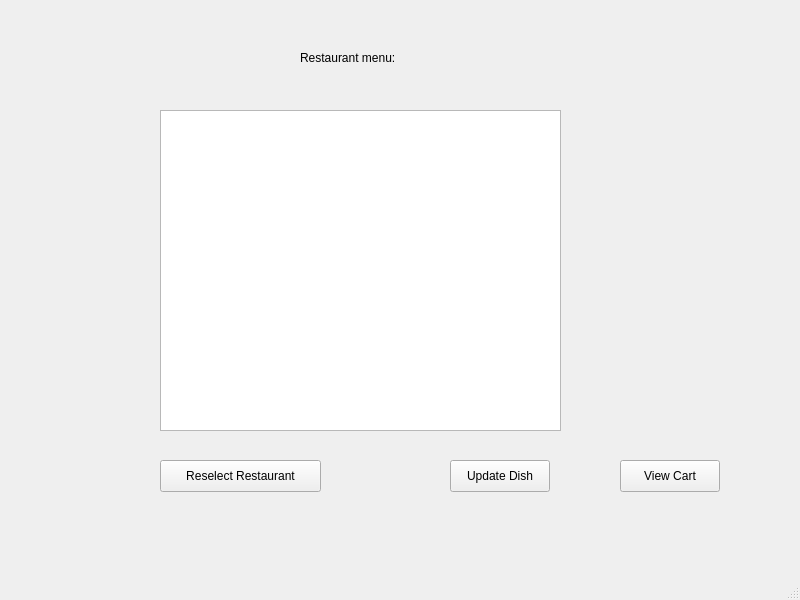
xyang2316/OOP-project, file FoodOrderingApp/dishlist.ui: the form before one commit.
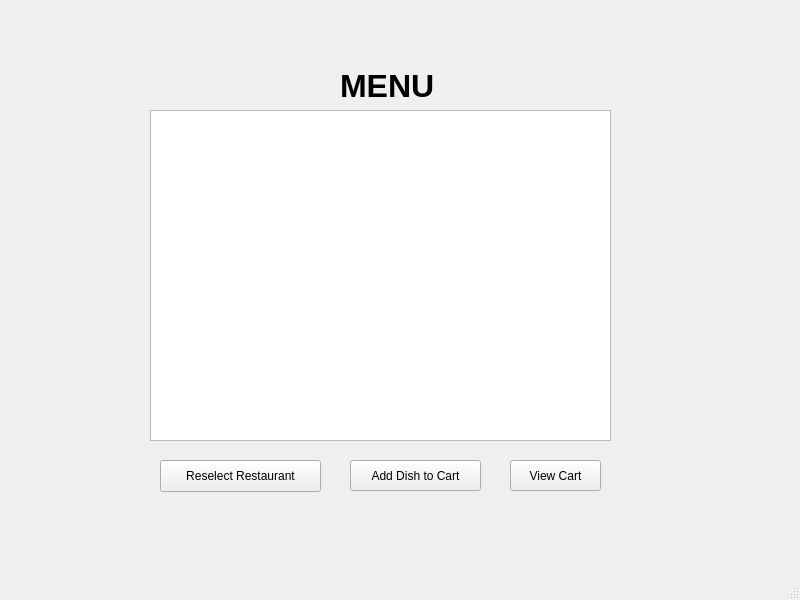
The form after the commit.

Diff of the .ui file:
```diff
--- a/FoodOrderingApp/dishlist.ui
+++ b/FoodOrderingApp/dishlist.ui
@@ -17,10 +17,10 @@
    <widget class="QTableView" name="dishListTable">
     <property name="geometry">
      <rect>
-      <x>160</x>
+      <x>150</x>
       <y>110</y>
-      <width>401</width>
-      <height>321</height>
+      <width>461</width>
+      <height>331</height>
      </rect>
     </property>
    </widget>
@@ -40,36 +40,42 @@
    <widget class="QLabel" name="label">
     <property name="geometry">
      <rect>
-      <x>300</x>
-      <y>50</y>
+      <x>340</x>
+      <y>70</y>
       <width>121</width>
-      <height>16</height>
+      <height>31</height>
      </rect>
     </property>
+    <property name="font">
+     <font>
+      <pointsize>24</pointsize>
+      <bold>true</bold>
+     </font>
+    </property>
     <property name="text">
-     <string>Restaurant menu:</string>
+     <string>MENU</string>
     </property>
    </widget>
    <widget class="QPushButton" name="updateDishButton">
     <property name="geometry">
      <rect>
-      <x>450</x>
+      <x>350</x>
       <y>460</y>
-      <width>100</width>
-      <height>32</height>
+      <width>131</width>
+      <height>31</height>
      </rect>
     </property>
     <property name="text">
-     <string>Update Dish</string>
+     <string>Add Dish to Cart</string>
     </property>
    </widget>
    <widget class="QPushButton" name="viewCartButton">
     <property name="geometry">
      <rect>
-      <x>620</x>
+      <x>510</x>
       <y>460</y>
-      <width>100</width>
-      <height>32</height>
+      <width>91</width>
+      <height>31</height>
      </rect>
     </property>
     <property name="text">
```
Left out of the diff: 4 changed lines with no effect on the pictures.
